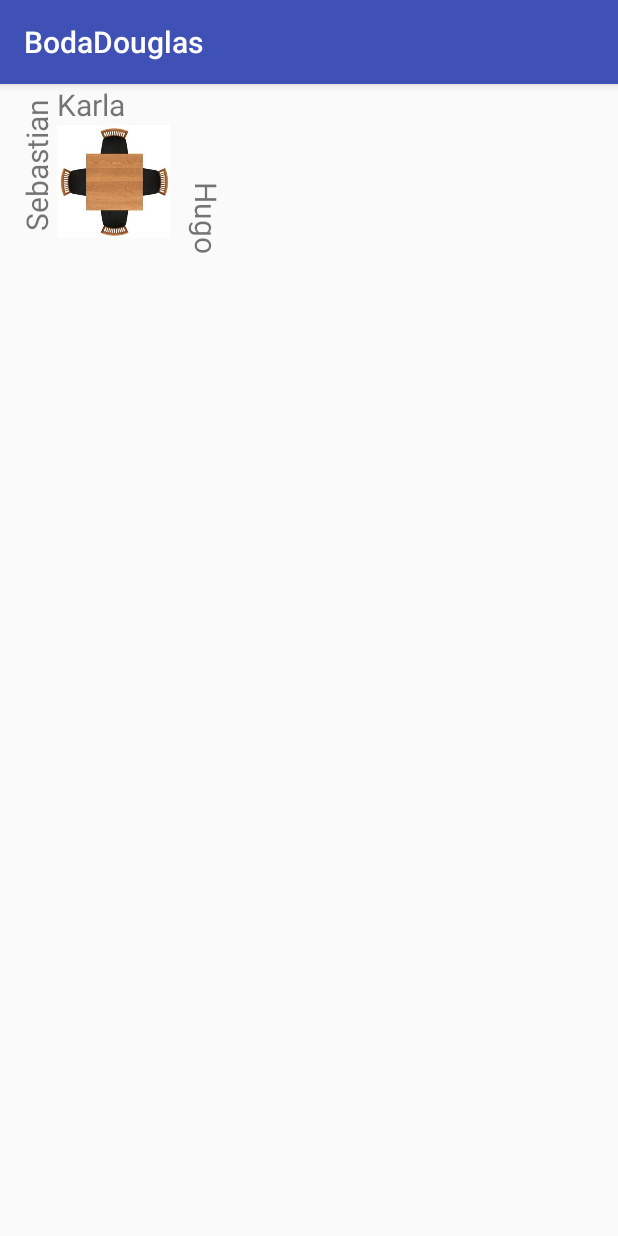
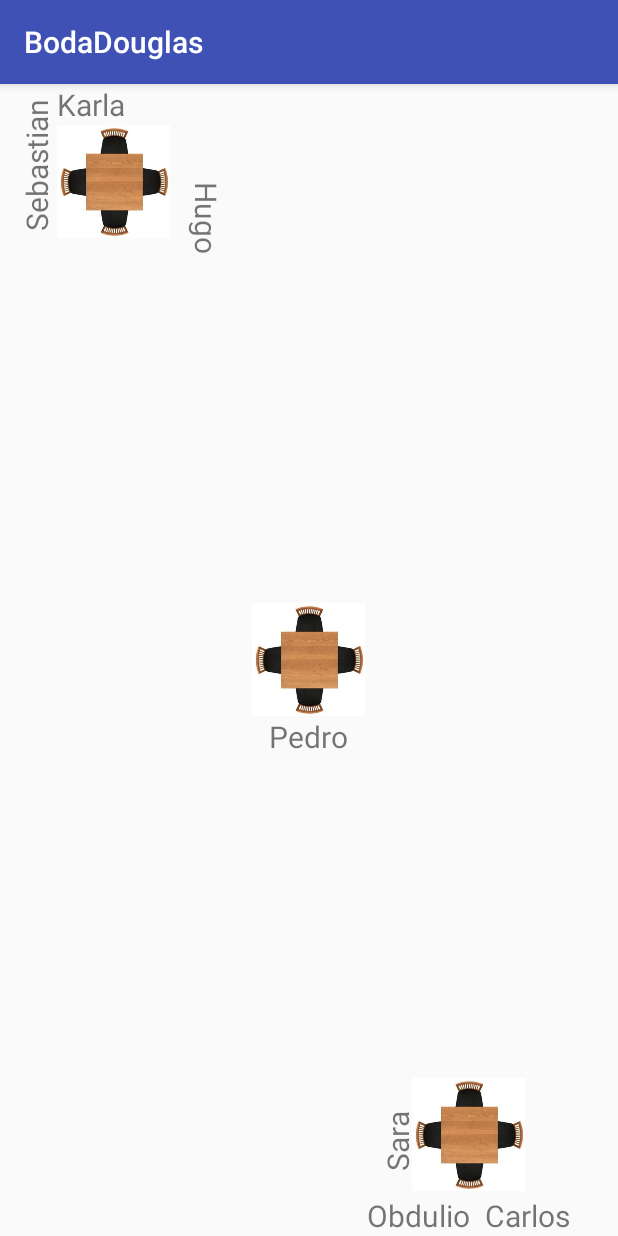
Before and after one commit to maxisun/BodaDouglas, an Android app: the screen it shows after launch (MainActivity), on a phone screen of 412 x 824 dp. Run offline under Robolectric (Android 15) with nearby library versions, the phone set to English and light mode, and no system bars.

Commit message:
se agrego la mesa de sara y se empezo la mesa de pedro

```diff
--- a/app/src/main/res/layout/activity_main.xml
+++ b/app/src/main/res/layout/activity_main.xml
@@ -45,6 +45,67 @@
         android:text="Hugo"
         android:textSize="20sp"
         android:rotation="90"
+        android:id="@+id/textView" />
+
+    <TextView
+        android:id="@+id/carlos"
+        android:layout_width="wrap_content"
+        android:layout_height="wrap_content"
+        android:text="Carlos"
+        android:textSize="20sp"
+        android:layout_alignParentBottom="true"
+        android:layout_alignParentRight="true"
+        android:layout_marginRight="32dp"/>
+
+    <ImageView
+        android:id="@+id/mesaSara"
+        android:layout_width="75dp"
+        android:layout_height="75dp"
+        android:src="@drawable/mesa"
+        android:layout_alignRight="@id/carlos"
+        android:layout_alignParentBottom="true"
+        android:layout_marginBottom="30dp"
+        android:layout_marginRight="30dp"
         />
 
+    <TextView
+        android:id="@+id/obdulio"
+        android:layout_width="wrap_content"
+        android:layout_height="wrap_content"
+        android:text="Obdulio"
+        android:textSize="20sp"
+        android:layout_toLeftOf="@id/carlos"
+        android:layout_alignParentBottom="true"
+        android:layout_marginRight="10dp"/>
+
+    <TextView
+        android:layout_width="wrap_content"
+        android:layout_height="wrap_content"
+        android:text="Sara"
+        android:textSize="20sp"
+        android:rotation="270"
+        android:layout_alignLeft="@id/obdulio"
+        android:layout_alignParentBottom="true"
+        android:layout_marginBottom="50dp"/>
+
+    <ImageView
+        android:id="@+id/mesaPedro"
+        android:layout_width="75dp"
+        android:layout_height="75dp"
+        android:layout_centerInParent="true"
+        android:src="@drawable/mesa"
+        />
+
+    <TextView
+        android:id="@+id/Pedro"
+        android:layout_width="wrap_content"
+        android:layout_height="wrap_content"
+        android:layout_below="@+id/mesaPedro"
+        android:gravity="center"
+        android:layout_alignStart="@+id/mesaPedro"
+        android:layout_alignRight="@id/mesaPedro"
+        android:layout_alignEnd="@+id/mesaPedro"
+        android:layout_alignLeft="@id/mesaPedro"
+        android:text="Pedro"
+        android:textSize="20sp"/>
 </RelativeLayout>
```
